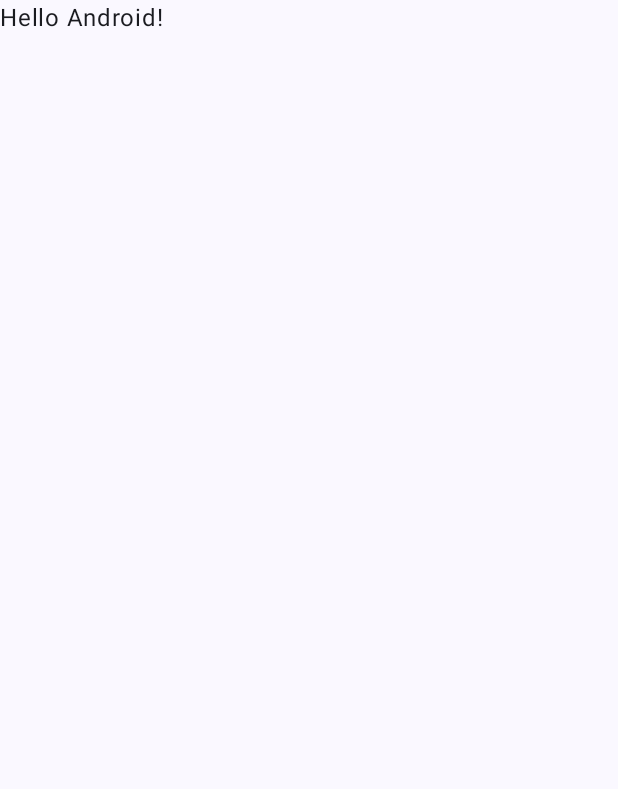
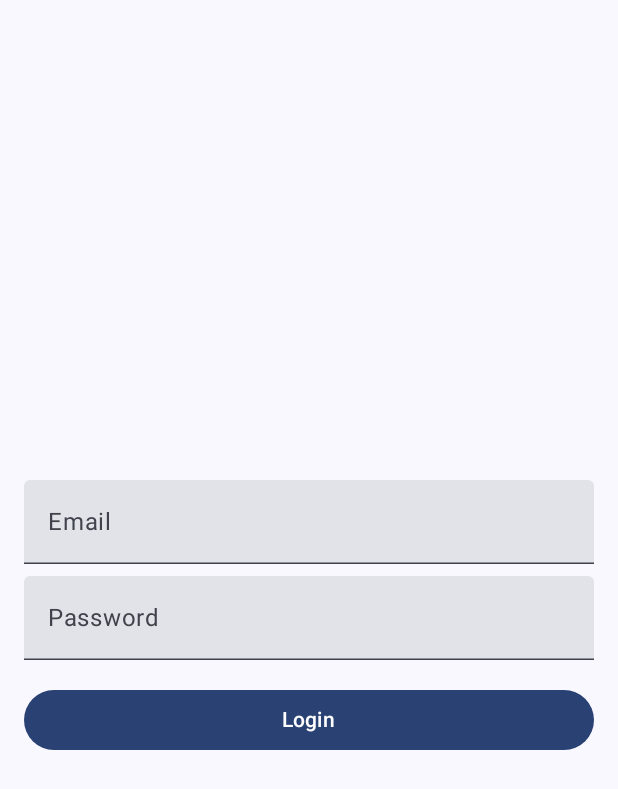
Before and after one commit to MikoMirror/Music-Player-App, an Android app built with Jetpack Compose: the screen it shows after launch (MainActivity), on a phone screen of 412 x 824 dp. Before the commit the part shown is almost empty. Shown: the top 789 px of the screen. Run offline under Robolectric (Android 15) with nearby library versions, the phone set to English and light mode, and no system bars; our stand-ins replace Firebase (no records; nobody signed in at launch, a user with empty details on screens opened directly).

Commit message:
commit 1

```diff
--- a/app/build.gradle.kts
+++ b/app/build.gradle.kts
@@ -1,6 +1,7 @@
 plugins {
     alias(libs.plugins.android.application)
     alias(libs.plugins.jetbrains.kotlin.android)
+    alias(libs.plugins.google.gms.google.services)
 }
 
 android {
@@ -59,6 +60,7 @@ dependencies {
     implementation(libs.androidx.ui.graphics)
     implementation(libs.androidx.ui.tooling.preview)
     implementation(libs.androidx.material3)
+    implementation(libs.firebase.auth)
     testImplementation(libs.junit)
     androidTestImplementation(libs.androidx.junit)
     androidTestImplementation(libs.androidx.espresso.core)
@@ -66,4 +68,6 @@ dependencies {
     androidTestImplementation(libs.androidx.ui.test.junit4)
     debugImplementation(libs.androidx.ui.tooling)
     debugImplementation(libs.androidx.ui.test.manifest)
+    implementation("androidx.lifecycle:lifecycle-viewmodel-compose:2.6.0")
+
 }
--- a/app/src/main/java/com/dsw/pam/musicGlass/MainActivity.kt
+++ b/app/src/main/java/com/dsw/pam/musicGlass/MainActivity.kt
@@ -5,13 +5,14 @@ import androidx.activity.ComponentActivity
 import androidx.activity.compose.setContent
 import androidx.activity.enableEdgeToEdge
 import androidx.compose.foundation.layout.fillMaxSize
-import androidx.compose.foundation.layout.padding
-import androidx.compose.material3.Scaffold
-import androidx.compose.material3.Text
-import androidx.compose.runtime.Composable
+import androidx.compose.material3.MaterialTheme
+import androidx.compose.material3.Surface
 import androidx.compose.ui.Modifier
-import androidx.compose.ui.tooling.preview.Preview
+import androidx.lifecycle.viewmodel.compose.viewModel
+import com.dsw.pam.musicGlass.ui.screens.LoginScreen
 import com.dsw.pam.musicGlass.ui.theme.MusicGlassTheme
+import com.dsw.pam.musicGlass.viewmodels.LoginViewModel
+
 
 class MainActivity : ComponentActivity() {
     override fun onCreate(savedInstanceState: Bundle?) {
@@ -19,29 +20,14 @@ class MainActivity : ComponentActivity() {
         enableEdgeToEdge()
         setContent {
             MusicGlassTheme {
-                Scaffold(modifier = Modifier.fillMaxSize()) { innerPadding ->
-                    Greeting(
-                        name = "Android",
-                        modifier = Modifier.padding(innerPadding)
-                    )
+                Surface(
+                    modifier = Modifier.fillMaxSize(),
+                    color = MaterialTheme.colorScheme.background
+                ) {
+                    val loginViewModel: LoginViewModel = viewModel()
+                    LoginScreen(viewModel = loginViewModel)
                 }
             }
         }
     }
 }
-
-@Composable
-fun Greeting(name: String, modifier: Modifier = Modifier) {
-    Text(
-        text = "Hello $name!",
-        modifier = modifier
-    )
-}
-
-@Preview(showBackground = true)
-@Composable
-fun GreetingPreview() {
-    MusicGlassTheme {
-        Greeting("Android")
-    }
-}
--- /dev/null
+++ b/app/src/main/java/com/dsw/pam/musicGlass/model/User.kt
@@ -0,0 +1,6 @@
+package com.dsw.pam.musicGlass.model
+
+data class User(
+    val email: String,
+    val password: String
+)
--- a/app/src/main/java/com/dsw/pam/musicGlass/ui/screens/LoginScreen.kt
+++ b/app/src/main/java/com/dsw/pam/musicGlass/ui/screens/LoginScreen.kt
@@ -1 +1,55 @@
 package com.dsw.pam.musicGlass.ui.screens
+
+import androidx.compose.foundation.layout.*
+import androidx.compose.material3.*
+import androidx.compose.runtime.Composable
+import androidx.compose.ui.Alignment
+import androidx.compose.ui.Modifier
+import androidx.compose.ui.text.input.PasswordVisualTransformation
+import androidx.compose.ui.unit.dp
+import com.dsw.pam.musicGlass.viewmodels.LoginViewModel
+
+@Composable
+fun LoginScreen(viewModel: LoginViewModel) {
+    Column(
+        modifier = Modifier
+            .fillMaxSize()
+            .padding(16.dp),
+        horizontalAlignment = Alignment.CenterHorizontally,
+        verticalArrangement = Arrangement.Center
+    ) {
+        TextField(
+            value = viewModel.email,
+            onValueChange = { viewModel.email = it },
+            label = { Text("Email") },
+            modifier = Modifier.fillMaxWidth()
+        )
+        Spacer(modifier = Modifier.height(8.dp))
+        TextField(
+            value = viewModel.password,
+            onValueChange = { viewModel.password = it },
+            label = { Text("Password") },
+            visualTransformation = PasswordVisualTransformation(),
+            modifier = Modifier.fillMaxWidth()
+        )
+        Spacer(modifier = Modifier.height(16.dp))
+        Button(
+            onClick = { viewModel.login {} },
+            modifier = Modifier.fillMaxWidth(),
+            enabled = !viewModel.isLoading
+        ) {
+            if (viewModel.isLoading) {
+                CircularProgressIndicator(modifier = Modifier.size(24.dp))
+            } else {
+                Text("Login")
+            }
+        }
+        viewModel.loginError?.let { error ->
+            Text(
+                text = error,
+                color = MaterialTheme.colorScheme.error,
+                modifier = Modifier.padding(top = 8.dp)
+            )
+        }
+    }
+}
--- a/app/src/main/java/com/dsw/pam/musicGlass/viewmodels/LoginViewModel.kt
+++ b/app/src/main/java/com/dsw/pam/musicGlass/viewmodels/LoginViewModel.kt
@@ -1 +1,43 @@
 package com.dsw.pam.musicGlass.viewmodels
+
+import android.util.Log
+import androidx.compose.runtime.getValue
+import androidx.compose.runtime.mutableStateOf
+import androidx.compose.runtime.setValue
+import androidx.lifecycle.ViewModel
+import androidx.lifecycle.viewModelScope
+import com.google.firebase.auth.FirebaseAuth
+import com.dsw.pam.musicGlass.model.AuthRepository
+import com.dsw.pam.musicGlass.model.User
+import kotlinx.coroutines.launch
+
+class LoginViewModel : ViewModel() {
+    private val authRepository: AuthRepository = AuthRepository(FirebaseAuth.getInstance())
+
+    var email by mutableStateOf("")
+    var password by mutableStateOf("")
+    var loginError by mutableStateOf<String?>(null)
+    var isLoading by mutableStateOf(false)
+
+    fun login(onSuccess: () -> Unit) {
+        if (email.isBlank() || password.isBlank()) {
+            loginError = "Email and Password cannot be empty."
+            return
+        }
+
+        isLoading = true
+        loginError = null
+        val user = User(email, password)
+        viewModelScope.launch {
+            try {
+                authRepository.login(user.email, user.password)
+                onSuccess()
+                Log.d("Login","Login +")
+            } catch (exception: Exception) {
+                loginError = exception.message
+            } finally {
+                isLoading = false
+            }
+        }
+    }
+}
--- a/build.gradle.kts
+++ b/build.gradle.kts
@@ -2,4 +2,5 @@
 plugins {
     alias(libs.plugins.android.application) apply false
     alias(libs.plugins.jetbrains.kotlin.android) apply false
+    alias(libs.plugins.google.gms.google.services) apply false
 }
--- a/gradle/libs.versions.toml
+++ b/gradle/libs.versions.toml
@@ -1,5 +1,6 @@
 [versions]
 agp = "8.5.0"
+firebaseBom = "33.5.0"
 kotlin = "1.9.0"
 coreKtx = "1.13.1"
 junit = "4.13.2"
@@ -8,9 +9,12 @@ espressoCore = "3.6.1"
 lifecycleRuntimeKtx = "2.8.6"
 activityCompose = "1.9.2"
 composeBom = "2024.04.01"
+googleGmsGoogleServices = "4.4.2"
+firebaseAuth = "23.0.0"
 
 [libraries]
 androidx-core-ktx = { group = "androidx.core", name = "core-ktx", version.ref = "coreKtx" }
+firebase-bom = { module = "com.google.firebase:firebase-bom", version.ref = "firebaseBom" }
 junit = { group = "junit", name = "junit", version.ref = "junit" }
 androidx-junit = { group = "androidx.test.ext", name = "junit", version.ref = "junitVersion" }
 androidx-espresso-core = { group = "androidx.test.espresso", name = "espresso-core", version.ref = "espressoCore" }
@@ -24,7 +28,9 @@ androidx-ui-tooling-preview = { group = "androidx.compose.ui", name = "ui-toolin
 androidx-ui-test-manifest = { group = "androidx.compose.ui", name = "ui-test-manifest" }
 androidx-ui-test-junit4 = { group = "androidx.compose.ui", name = "ui-test-junit4" }
 androidx-material3 = { group = "androidx.compose.material3", name = "material3" }
+firebase-auth = { group = "com.google.firebase", name = "firebase-auth", version.ref = "firebaseAuth" }
 
 [plugins]
 android-application = { id = "com.android.application", version.ref = "agp" }
 jetbrains-kotlin-android = { id = "org.jetbrains.kotlin.android", version.ref = "kotlin" }
+google-gms-google-services = { id = "com.google.gms.google-services", version.ref = "googleGmsGoogleServices" }
```
Also changed, not shown: app/src/main/java/com/dsw/pam/musicGlass/model/AuthRepository.kt (added, +16 -0 lines).
